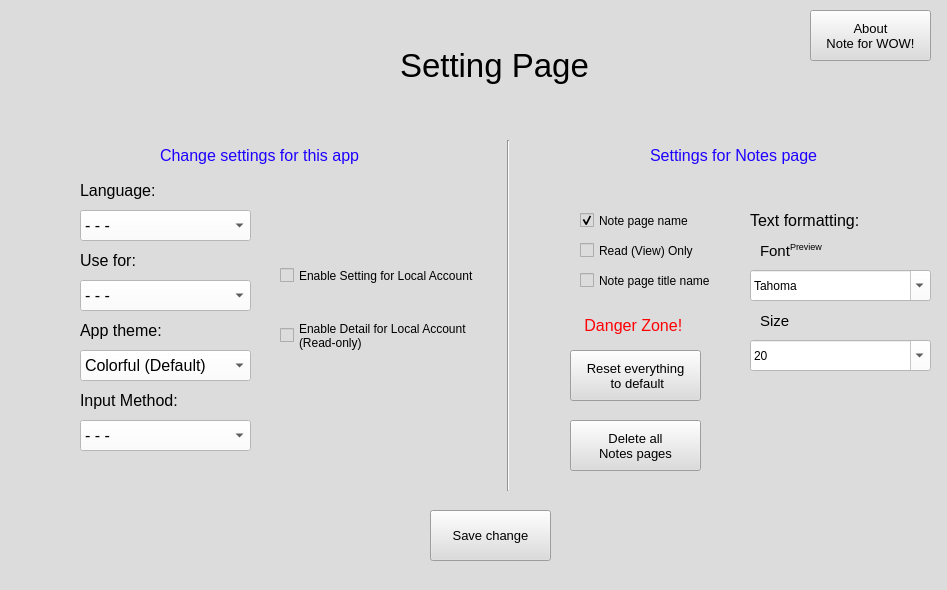
Qt form PTI/SPCK/GUI/setting.ui (GreenSystemDuy08/TL-C4K-PTI01) before a commit.
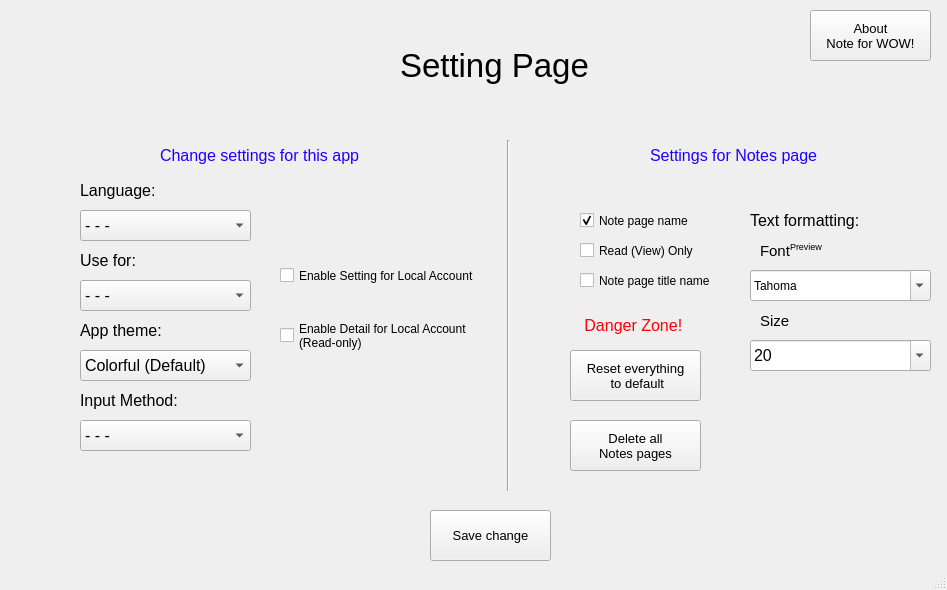
The same form after that commit.

Diff of the .ui file:
```diff
--- a/PTI/SPCK/GUI/setting.ui
+++ b/PTI/SPCK/GUI/setting.ui
@@ -14,7 +14,7 @@
    <string>Setting App - Note for WOW! Application</string>
   </property>
   <property name="styleSheet">
-   <string notr="true">background-color: rgb(220, 220, 220);</string>
+   <string notr="true"/>
   </property>
   <property name="unifiedTitleAndToolBarOnMac">
    <bool>true</bool>
@@ -71,7 +71,7 @@
      </font>
     </property>
     <property name="styleSheet">
-     <string notr="true">background-color: rgb(255, 255, 255);</string>
+     <string notr="true"/>
     </property>
     <property name="frame">
      <bool>true</bool>
@@ -128,7 +128,7 @@
      </font>
     </property>
     <property name="styleSheet">
-     <string notr="true">background-color: rgb(255, 255, 255);</string>
+     <string notr="true"/>
     </property>
     <item>
      <property name="text">
@@ -179,7 +179,7 @@
      </font>
     </property>
     <property name="styleSheet">
-     <string notr="true">background-color: rgb(255, 255, 255);</string>
+     <string notr="true"/>
     </property>
     <item>
      <property name="text">
@@ -263,6 +263,9 @@
       <pointsize>10</pointsize>
      </font>
     </property>
+    <property name="styleSheet">
+     <string notr="true"/>
+    </property>
     <property name="text">
      <string>Reset everything
  to default</string>
@@ -282,6 +285,9 @@
       <pointsize>10</pointsize>
      </font>
     </property>
+    <property name="styleSheet">
+     <string notr="true"/>
+    </property>
     <property name="text">
      <string>Delete all
 Notes pages</string>
@@ -301,6 +307,9 @@
       <pointsize>9</pointsize>
      </font>
     </property>
+    <property name="styleSheet">
+     <string notr="true"/>
+    </property>
     <property name="text">
      <string>Note page name</string>
     </property>
@@ -346,6 +355,9 @@
       <pointsize>9</pointsize>
      </font>
     </property>
+    <property name="styleSheet">
+     <string notr="true"/>
+    </property>
     <property name="text">
      <string>Read (View) Only</string>
     </property>
@@ -370,6 +382,9 @@
       <pointsize>9</pointsize>
      </font>
     </property>
+    <property name="styleSheet">
+     <string notr="true"/>
+    </property>
     <property name="text">
      <string>Enable Setting for Local Account</string>
     </property>
@@ -415,6 +430,9 @@
       <pointsize>9</pointsize>
      </font>
     </property>
+    <property name="styleSheet">
+     <string notr="true"/>
+    </property>
     <property name="text">
      <string>Enable Detail for Local Account
 (Read-only)</string>
@@ -436,7 +454,7 @@
      </rect>
     </property>
     <property name="styleSheet">
-     <string notr="true">background-color: rgb(255, 255, 255);</string>
+     <string notr="true"/>
     </property>
     <property name="currentText">
      <string>Tahoma</string>
@@ -520,7 +538,7 @@
      </font>
     </property>
     <property name="styleSheet">
-     <string notr="true">background-color: rgb(255, 255, 255);</string>
+     <string notr="true"/>
     </property>
     <property name="editable">
      <bool>true</bool>
@@ -655,7 +673,7 @@
      </font>
     </property>
     <property name="styleSheet">
-     <string notr="true">background-color: rgb(255, 255, 255);</string>
+     <string notr="true"/>
     </property>
     <item>
      <property name="text">
@@ -692,6 +710,9 @@
       <pointsize>9</pointsize>
      </font>
     </property>
+    <property name="styleSheet">
+     <string notr="true"/>
+    </property>
     <property name="text">
      <string>Note page title name</string>
     </property>
```
